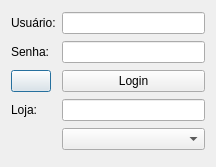
This is ui/logindialog.ui in darktorres/ERP-STACCATO as Qt 5 draws it before an edit. The edited form follows.
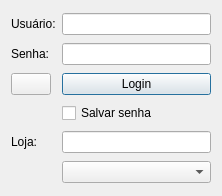
This is the edited form. Icons and pictures are not drawn.

Diff of the .ui file:
```diff
--- a/ui/logindialog.ui
+++ b/ui/logindialog.ui
@@ -6,8 +6,8 @@
    <rect>
     <x>0</x>
     <y>0</y>
-    <width>216</width>
-    <height>167</height>
+    <width>222</width>
+    <height>196</height>
    </rect>
   </property>
   <property name="windowTitle">
@@ -17,10 +17,26 @@
    <locale language="Portuguese" country="Brazil"/>
   </property>
   <layout class="QGridLayout" name="gridLayout_2">
-   <item row="1" column="5">
-    <widget class="QLineEdit" name="lineEditPass">
-     <property name="echoMode">
-      <enum>QLineEdit::Password</enum>
+   <item row="0" column="4">
+    <widget class="QLabel" name="labelUser">
+     <property name="text">
+      <string>Usuário:</string>
+     </property>
+    </widget>
+   </item>
+   <item row="5" column="5">
+    <widget class="QComboBox" name="comboBoxLoja">
+     <item>
+      <property name="text">
+       <string/>
+      </property>
+     </item>
+    </widget>
+   </item>
+   <item row="4" column="4">
+    <widget class="QLabel" name="labelHostname">
+     <property name="text">
+      <string>Loja:</string>
      </property>
     </widget>
    </item>
@@ -31,6 +47,16 @@
      </property>
     </widget>
    </item>
+   <item row="4" column="5">
+    <widget class="QLineEdit" name="lineEditHostname">
+     <property name="text">
+      <string/>
+     </property>
+    </widget>
+   </item>
+   <item row="0" column="5">
+    <widget class="QLineEdit" name="lineEditUser"/>
+   </item>
    <item row="2" column="4">
     <widget class="QPushButton" name="pushButtonConfig">
      <property name="sizePolicy">
@@ -46,35 +72,14 @@
       <iconset resource="../qrs/resources.qrc">
        <normaloff>:/gear.png</normaloff>:/gear.png</iconset>
      </property>
+     <property name="autoDefault">
+      <bool>false</bool>
+     </property>
      <property name="flat">
       <bool>false</bool>
      </property>
     </widget>
    </item>
-   <item row="0" column="4">
-    <widget class="QLabel" name="labelUser">
-     <property name="text">
-      <string>Usuário:</string>
-     </property>
-    </widget>
-   </item>
-   <item row="3" column="5">
-    <widget class="QLineEdit" name="lineEditHostname">
-     <property name="text">
-      <string/>
-     </property>
-    </widget>
-   </item>
-   <item row="0" column="5">
-    <widget class="QLineEdit" name="lineEditUser"/>
-   </item>
-   <item row="3" column="4">
-    <widget class="QLabel" name="labelHostname">
-     <property name="text">
-      <string>Loja:</string>
-     </property>
-    </widget>
-   </item>
    <item row="2" column="5">
     <widget class="QPushButton" name="pushButtonLogin">
      <property name="text">
@@ -82,13 +87,18 @@
      </property>
     </widget>
    </item>
-   <item row="4" column="5">
-    <widget class="QComboBox" name="comboBoxLoja">
-     <item>
-      <property name="text">
-       <string/>
-      </property>
-     </item>
+   <item row="1" column="5">
+    <widget class="QLineEdit" name="lineEditPass">
+     <property name="echoMode">
+      <enum>QLineEdit::Password</enum>
+     </property>
+    </widget>
+   </item>
+   <item row="3" column="5">
+    <widget class="QCheckBox" name="checkBoxSalvarSenha">
+     <property name="text">
+      <string>Salvar senha</string>
+     </property>
     </widget>
    </item>
   </layout>
```
